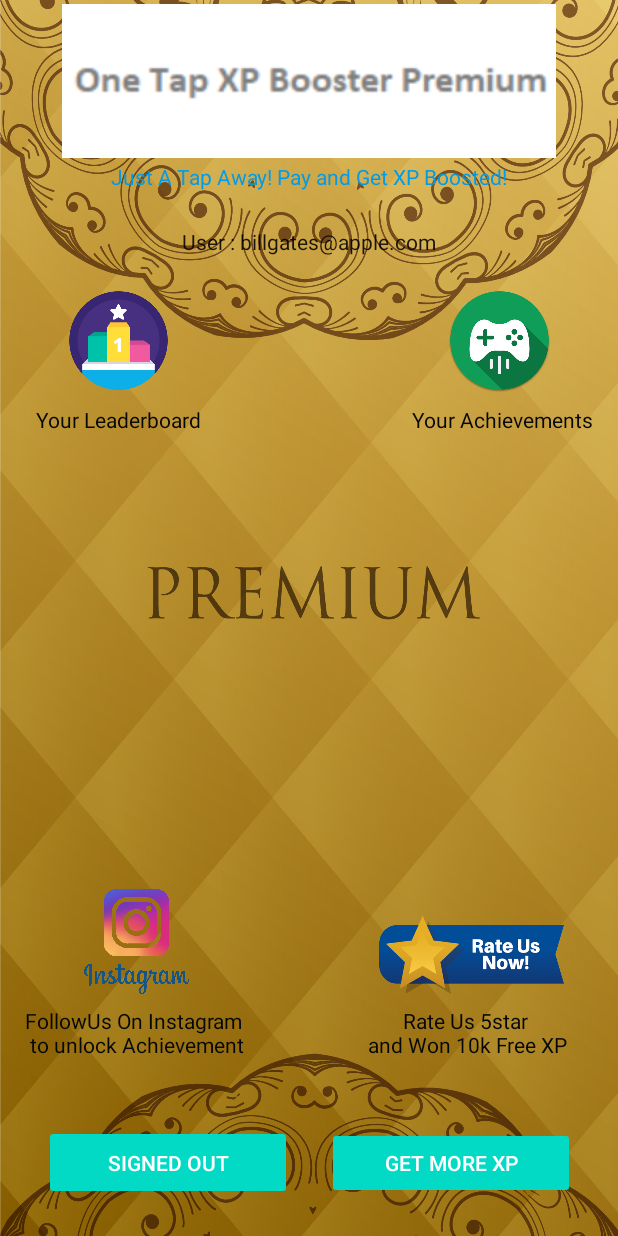
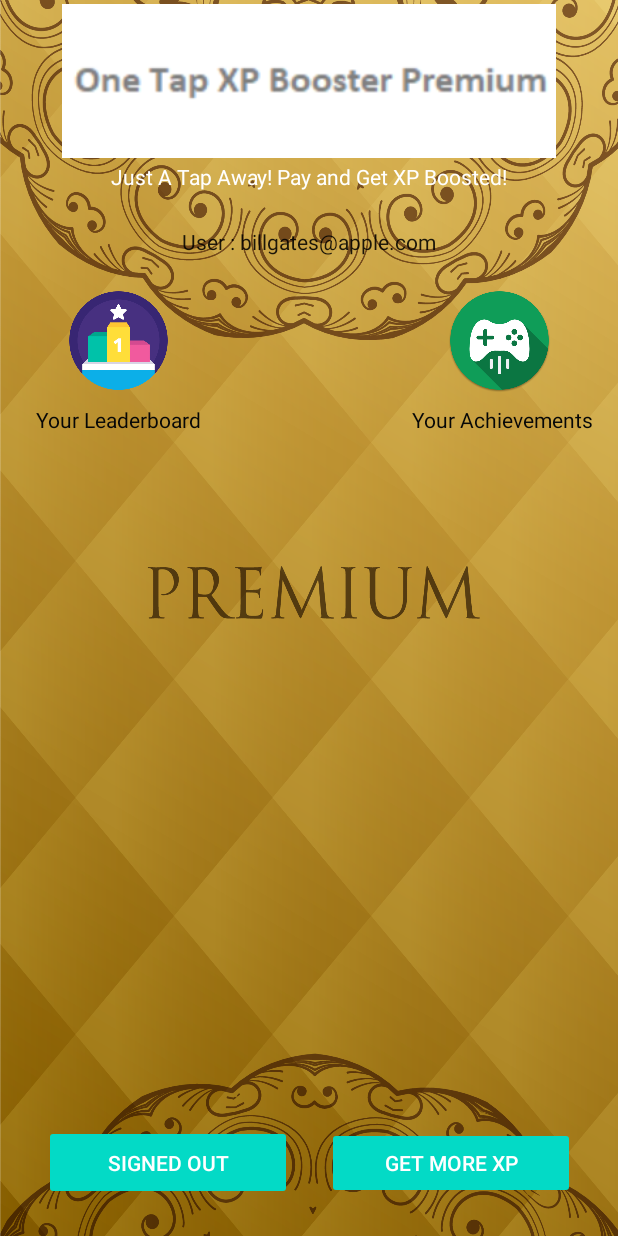
Before and after one commit to fineanmol/OneTapXpBoosterPremium, an Android app: the layout activity_google.xml on its own in the app's theme, with its tools: preview values and no code run, on a phone screen of 412 x 824 dp. Run offline under Robolectric (Android 15) with nearby library versions, the phone set to English and light mode, and no system bars.

Commit message:
Login Fixed

```diff
--- a/app/src/main/java/com/nightowldevelopers/onetapxpboosterpremium/GoogleSignInActivity.kt
+++ b/app/src/main/java/com/nightowldevelopers/onetapxpboosterpremium/GoogleSignInActivity.kt
@@ -60,7 +60,7 @@ class GoogleSignInActivity : BaseActivity(), PurchasesUpdatedListener, View.OnCl
         achievement.setOnClickListener { showAchievements() }
         leaderboard.setOnClickListener { showLeaderboard() }
 
-        instagram.setOnClickListener {
+     /*   instagram.setOnClickListener {
             val uri = Uri.parse("http://instagram.com/nightowldevelopers")
             val likeIng = Intent(Intent.ACTION_VIEW, uri)
 
@@ -114,9 +114,9 @@ class GoogleSignInActivity : BaseActivity(), PurchasesUpdatedListener, View.OnCl
                 }, 13000)
             }
 
-        }
+        }*/
 
-        rateApp.setOnClickListener {
+      /*  rateApp.setOnClickListener {
             Toast.makeText(
                 this@GoogleSignInActivity,
                 "Give 5-star Rating \n& Check your Achievement",
@@ -142,7 +142,7 @@ class GoogleSignInActivity : BaseActivity(), PurchasesUpdatedListener, View.OnCl
 
             }
 
-        }
+        }*/
 
         disconnectButton.setOnClickListener {
             val developerurl =
@@ -302,10 +302,10 @@ class GoogleSignInActivity : BaseActivity(), PurchasesUpdatedListener, View.OnCl
 
             textView4.visibility = View.VISIBLE
             textView3.visibility = View.VISIBLE
-            instagram.visibility = View.VISIBLE
-            rateApp.visibility = View.VISIBLE
-            textViewRate.visibility = View.VISIBLE
-            textViewIG.visibility = View.VISIBLE
+            //instagram.visibility = View.VISIBLE
+            //rateApp.visibility = View.VISIBLE
+            //textViewRate.visibility = View.VISIBLE
+            //textViewIG.visibility = View.VISIBLE
 
         } else {
             status.setText(R.string.signed_out)
@@ -316,10 +316,10 @@ class GoogleSignInActivity : BaseActivity(), PurchasesUpdatedListener, View.OnCl
             signOutAndDisconnect.visibility = View.GONE
             textView4.visibility = View.GONE
             textView3.visibility = View.GONE
-            instagram.visibility = View.GONE
-            rateApp.visibility = View.GONE
-            textViewRate.visibility = View.GONE
-            textViewIG.visibility = View.GONE
+            //instagram.visibility = View.GONE
+            //rateApp.visibility = View.GONE
+            //textViewRate.visibility = View.GONE
+            //textViewIG.visibility = View.GONE
             leaderboard.visibility = View.GONE
             achievement.visibility = View.GONE
             products.visibility = View.GONE
--- a/app/src/main/res/layout/activity_google.xml
+++ b/app/src/main/res/layout/activity_google.xml
@@ -24,8 +24,9 @@
         android:id="@+id/textView10"
         android:layout_width="wrap_content"
         android:layout_height="wrap_content"
+
         android:text="Just A Tap Away! Pay and Get XP Boosted!"
-        android:textColor="@color/colorPrimary"
+        android:textColor="#ffffffff"
         app:layout_constraintBottom_toTopOf="@+id/status"
         app:layout_constraintEnd_toEndOf="parent"
         app:layout_constraintHorizontal_bias="0.5"
@@ -118,47 +119,6 @@
         app:layout_constraintStart_toStartOf="parent"
         app:layout_constraintTop_toBottomOf="@+id/status" app:layout_constraintVertical_bias="0.425"/>
 
-    <Button
-        android:id="@+id/instagram"
-        style="@style/MainScreenButton"
-        android:layout_width="70dp"
-        android:layout_height="70dp"
-        android:layout_marginStart="56dp"
-        android:layout_marginLeft="56dp" android:layout_marginBottom="64dp"
-        android:background="@drawable/instagram" app:layout_constraintBottom_toTopOf="@+id/signOutAndDisconnect1"
-        app:layout_constraintStart_toStartOf="parent"/>
-
-    <TextView
-        android:id="@+id/textViewIG"
-        style="@style/MainScreenButtonBlurb"
-        android:layout_width="wrap_content"
-        android:layout_height="wrap_content"
-        android:layout_marginTop="8dp" android:text="FollowUs On Instagram\n to unlock Achievement"
-        android:textColor="#060707" app:layout_constraintEnd_toEndOf="@+id/instagram"
-        app:layout_constraintHorizontal_bias="0.518" app:layout_constraintStart_toStartOf="@+id/instagram"
-        app:layout_constraintTop_toBottomOf="@+id/instagram"/>
-
-    <TextView
-        android:id="@+id/textViewRate"
-        style="@style/MainScreenButtonBlurb"
-        android:layout_width="wrap_content"
-        android:layout_height="wrap_content"
-        android:layout_marginTop="8dp"
-        android:text="Rate Us 5star\n and Won 10k Free XP" android:textAlignment="center"
-        android:textColor="#060707" app:layout_constraintEnd_toEndOf="@+id/rateApp"
-        app:layout_constraintHorizontal_bias="0.812" app:layout_constraintStart_toStartOf="@+id/rateApp"
-        app:layout_constraintTop_toBottomOf="@+id/rateApp"/>
-
-
-    <Button
-        android:id="@+id/rateApp"
-        style="@style/MainScreenButton"
-        android:layout_width="123dp"
-        android:layout_height="52dp"
-        android:layout_marginEnd="36dp"
-        android:layout_marginRight="36dp" android:layout_marginBottom="64dp"
-        android:background="@drawable/rateus" app:layout_constraintBottom_toTopOf="@+id/signOutAndDisconnect1"
-        app:layout_constraintEnd_toEndOf="parent"/>
 
     <ImageView
         android:id="@+id/homeLogo"
```
Also changed, not shown: 1 other file.
